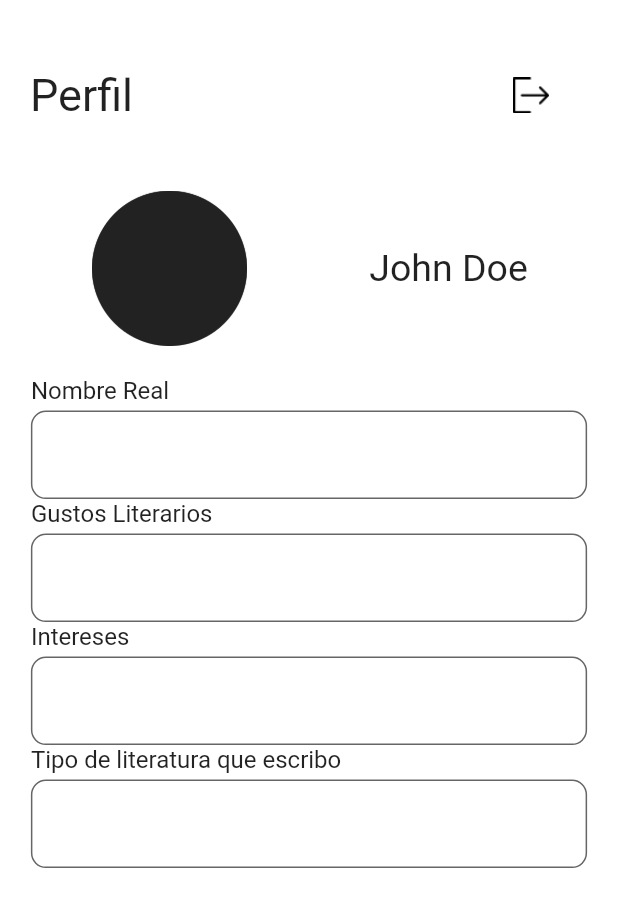
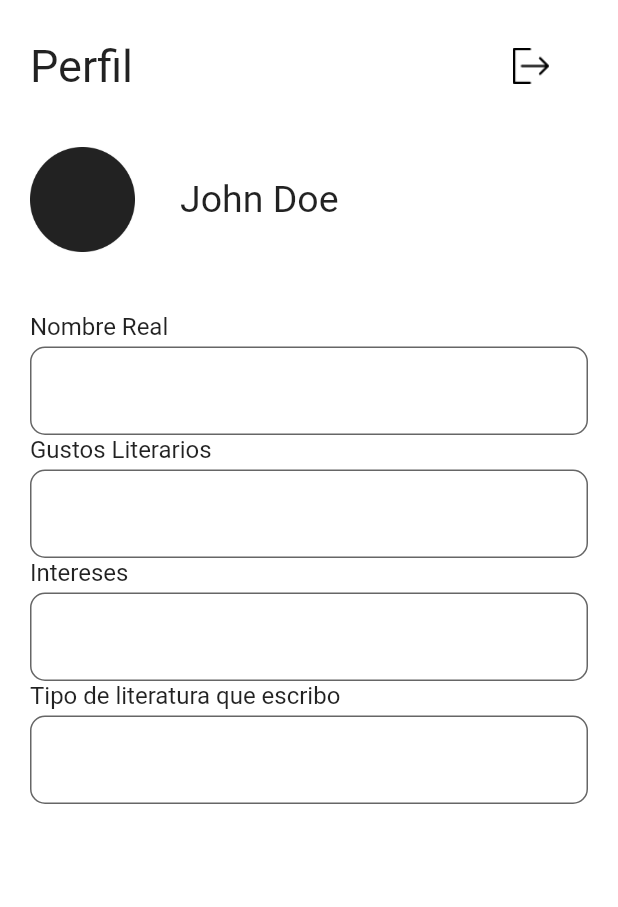
Before and after one commit to djgamarra/world_builder, a Flutter app: the ProfilePage screen opened directly, on a phone screen of 412 x 824 dp. Shown: the top 907 px of the screen. Run offline on Flutter 3.47's test engine with Material 2 defaults, Android fonts, the phone set to English and light mode, and no system bars; our stand-ins replace cloud_firestore, firebase_auth, firebase_core, flutter_svg, get, google_fonts; accounts and stored records are empty; Roboto replaces fonts that are missing (Play).

Commit message:
Profile page modified

```diff
--- a/lib/ui/pages/profile_page.dart
+++ b/lib/ui/pages/profile_page.dart
@@ -1,6 +1,7 @@
 import 'package:flutter/material.dart';
 import 'package:get/get.dart';
 import 'package:google_fonts/google_fonts.dart';
+import 'package:world_builder/controllers/auth_controller.dart';
 import 'package:world_builder/ui/pages/login_page.dart';
 
 class ProfilePage extends StatefulWidget {
@@ -11,8 +12,18 @@ class ProfilePage extends StatefulWidget {
 }
 
 class _ProfilePageState extends State<ProfilePage> {
+  final _authController = Get.find<AuthController>();
+
+  _ProfilePageState() {
+    _authController.currentStatus.listen((status) {
+      if (status == AuthStatus.loggedOut) {
+        Get.off(() => const LoginPage());
+      }
+    });
+  }
+
   void _onLogoutBtnClick() {
-    Get.off(() => const LoginPage());
+    _authController.logout();
   }
 
   @override
@@ -22,35 +33,24 @@ class _ProfilePageState extends State<ProfilePage> {
     return Scaffold(
       body: Center(
         child: Scaffold(
-          body:
+          body: SingleChildScrollView(
             // ignore: sized_box_for_whitespace
-              Container(
-            width: mediaQuery.size.width,
-            height: mediaQuery.size.height - 70,
+            child: SafeArea(
+              child: Container(
+                height: mediaQuery.size.height - 100,
                 color: Colors.white,
                 child: Column(
                   children: <Widget>[
-                Container(
-                  width: mediaQuery.size.width,
-                  height: mediaQuery.size.height * .13,
-                  alignment: Alignment.centerLeft,
-                  padding: const EdgeInsets.fromLTRB(20, 20, 20, 0),
+                    Padding(
+                      padding: const EdgeInsets.all(20),
                       child: Row(
+                        mainAxisAlignment: MainAxisAlignment.spaceBetween,
                         children: <Widget>[
-                      Container(
-                        alignment: Alignment.centerLeft,
-                        width: mediaQuery.size.width * .5 - 20,
-                        height: mediaQuery.size.height * .13,
-                        child: Text(
+                          Text(
                             'Perfil',
                             style: GoogleFonts.play(fontSize: 30),
                           ),
-                      ),
-                      Container(
-                        alignment: Alignment.centerRight,
-                        width: mediaQuery.size.width * .5 - 20,
-                        height: mediaQuery.size.height * .13,
-                        child: ElevatedButton.icon(
+                          ElevatedButton.icon(
                             style: ElevatedButton.styleFrom(
                               primary: Colors.white,
                               onPrimary: Colors.black,
@@ -62,48 +62,30 @@ class _ProfilePageState extends State<ProfilePage> {
                               AssetImage("assets/logout.png"),
                             ),
                           ),
-                      )
                         ],
                       ),
                     ),
-                Container(
-                  width: mediaQuery.size.width,
-                  height: mediaQuery.size.height * .15,
-                  alignment: Alignment.centerLeft,
-                  padding: const EdgeInsets.fromLTRB(20, 20, 20, 0),
+                    Padding(
+                      padding: const EdgeInsets.fromLTRB(20, 10, 20, 20),
                       child: Row(
+                        mainAxisAlignment: MainAxisAlignment.start,
                         children: <Widget>[
-                      Container(
-                        alignment: Alignment.center,
-                        width: mediaQuery.size.width * .5 - 20,
-                        height: mediaQuery.size.height * .6,
-                        // no se subirle el tamaño a esto?
-                        child: const ImageIcon(
+                          const ImageIcon(
                             AssetImage("assets/Ellipse.png"),
-                          size: 200,
+                            size: 70,
                           ),
-                      ),
-                      Container(
-                        alignment: Alignment.center,
-                        width: mediaQuery.size.width * .5 - 20,
-                        height: mediaQuery.size.height * .15,
-                        // ignore: avoid_unnecessary_containers
-                        child: Container(
+                          Padding(
+                            padding: const EdgeInsets.fromLTRB(30, 0, 0, 0),
                             child: Text(
                               'John Doe',
                               style: GoogleFonts.play(fontSize: 25),
                             ),
                           ),
-                      ),
                         ],
                       ),
                     ),
-                const SizedBox(
-                  height: 20,
-                ),
-                Center(
-                  child: SizedBox(
-                    width: mediaQuery.size.width * .9,
+                    Padding(
+                      padding: const EdgeInsets.all(20),
                       child: Column(
                         children: <Widget>[
                           Column(
@@ -217,8 +199,9 @@ class _ProfilePageState extends State<ProfilePage> {
                         ],
                       ),
                     ),
-                )
                   ],
+                ),
+              ),
             ),
           ),
         ),
```
Lines whose indentation alone changed are shown as unchanged.
